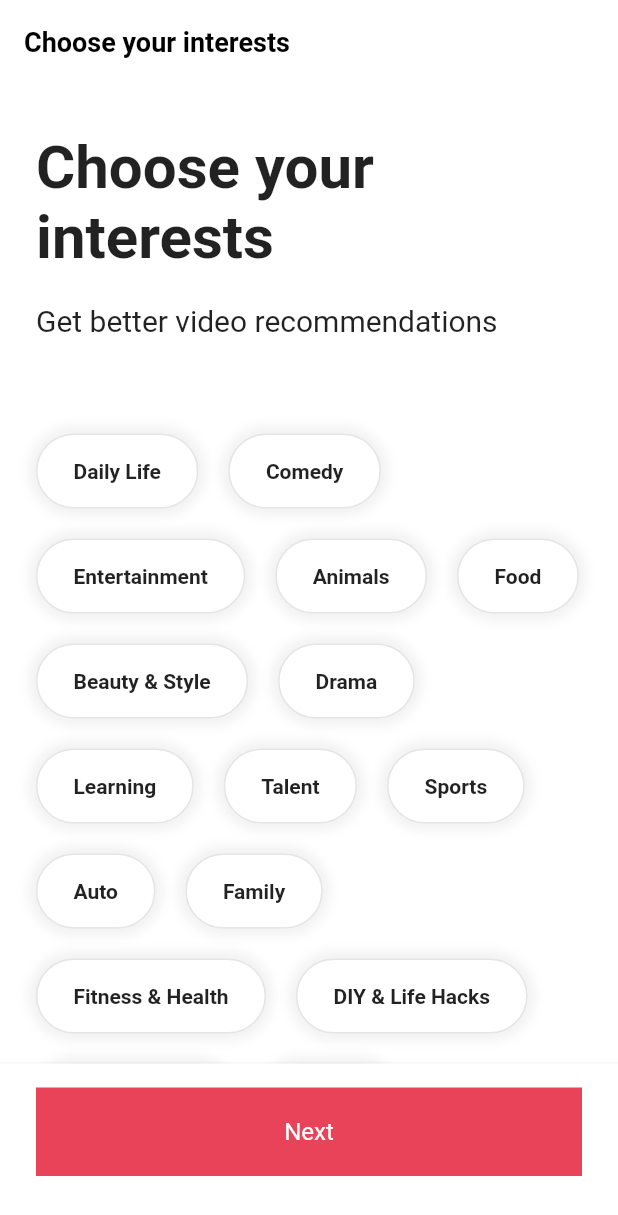
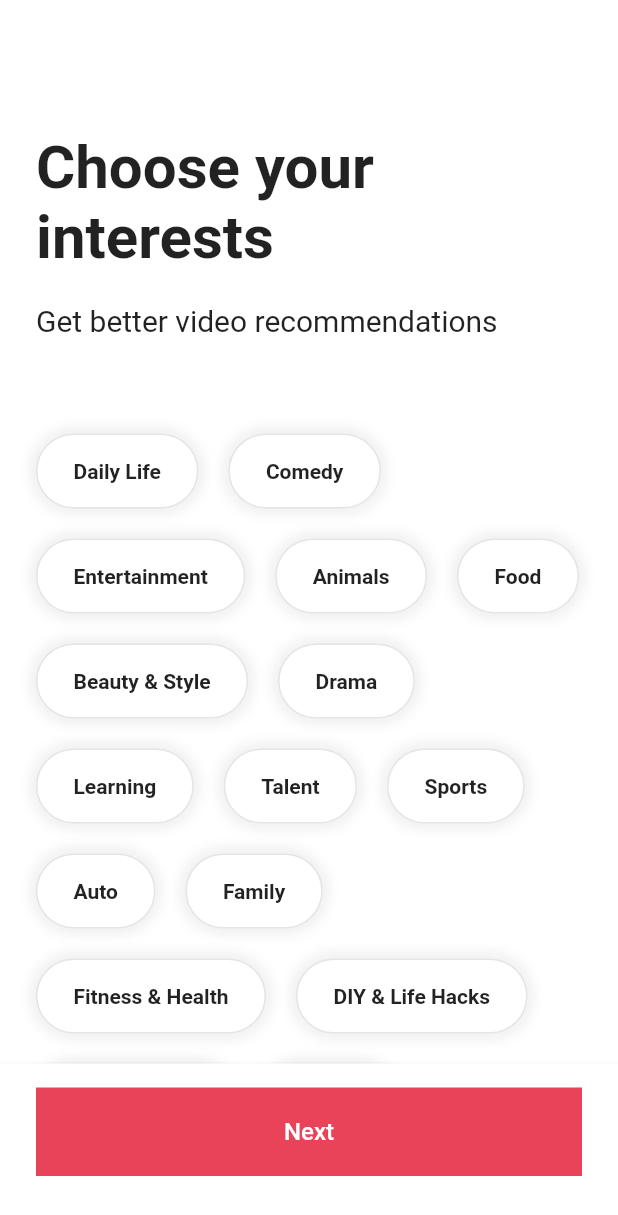
Before and after one commit to hanjh363/flutter-tiktok, a Flutter app: the screen it shows after launch, on a phone screen of 412 x 824 dp. Shown: the top 1215 px of the screen. Run offline on Flutter 3.47's test engine with Material 2 defaults, Android fonts, the phone set to English and light mode, and no system bars; our stand-ins replace font_awesome_flutter.

```diff
--- a/lib/features/onboarding/interests_screen.dart
+++ b/lib/features/onboarding/interests_screen.dart
@@ -1,6 +1,7 @@
 import 'package:flutter/material.dart';
 import 'package:tiktok/constants/gaps.dart';
 import 'package:tiktok/constants/sizes.dart';
+import 'package:tiktok/features/onboarding/widgets/interest_button.dart';
 
 const interests = [
   "Daily Life",
@@ -43,16 +44,56 @@ const interests = [
   "Home & Garden",
 ];
 
-class InterestsScreen extends StatelessWidget {
+class InterestsScreen extends StatefulWidget {
   const InterestsScreen({super.key});
+
+  @override
+  State<InterestsScreen> createState() => _InterestsScreenState();
+}
+
+class _InterestsScreenState extends State<InterestsScreen> {
+  final ScrollController _scrollController = ScrollController();
+
+  bool _showTitle = false;
+
+  void _onScroll() {
+    if (_scrollController.offset > 110) {
+      if (_showTitle) return;
+      _showTitle = true;
+    } else {
+      _showTitle = false;
+    }
+    setState(() {});
+  }
+
+  @override
+  void initState() {
+    super.initState();
+    _scrollController.addListener(_onScroll);
+  }
+
+  @override
+  void dispose() {
+    _scrollController.dispose();
+    super.dispose();
+  }
 
   @override
   Widget build(BuildContext context) {
     return Scaffold(
       appBar: AppBar(
-        title: const Text('Choose your interests'),
+        title: AnimatedOpacity(
+          opacity: _showTitle ? 1 : 0,
+          duration: const Duration(
+            milliseconds: 300,
           ),
-      body: SingleChildScrollView(
+          child: const Text('Choose your interests'),
+        ),
+      ),
+      body: Scrollbar(
+        controller: _scrollController,
+        child: SingleChildScrollView(
+          controller: _scrollController,
           child: Padding(
             padding: const EdgeInsets.only(
               left: Sizes.size24,
@@ -83,37 +124,11 @@ class InterestsScreen extends StatelessWidget {
                   spacing: 20,
                   children: [
                     for (var interest in interests)
-                    Container(
-                      padding: const EdgeInsets.symmetric(
-                        vertical: Sizes.size16,
-                        horizontal: Sizes.size24,
-                      ),
-                      decoration: BoxDecoration(
-                        color: Colors.white,
-                        borderRadius: BorderRadius.circular(
-                          Sizes.size32,
-                        ),
-                        border: Border.all(
-                          color: Colors.black.withOpacity(0.1),
-                        ),
-                        boxShadow: [
-                          BoxShadow(
-                            color: Colors.black.withOpacity(0.05),
-                            blurRadius: 5,
-                            spreadRadius: 5,
+                      InterestButton(interest: interest)
+                  ],
                 ),
               ],
             ),
-                      child: Text(
-                        interest,
-                        style: const TextStyle(
-                          fontWeight: FontWeight.bold,
-                        ),
-                      ),
-                    )
-                ],
-              ),
-            ],
           ),
         ),
       ),
@@ -126,6 +141,13 @@ class InterestsScreen extends StatelessWidget {
             left: Sizes.size24,
             right: Sizes.size24,
           ),
+          // child: CupertinoButton(
+          //   onPressed: () {},
+          //   color: Theme.of(context).primaryColor,
+          //   child: const Text(
+          //     'Next',
+          //   ),
+          // ),
           child: Container(
             padding: const EdgeInsets.symmetric(
               vertical: Sizes.size20,
@@ -138,11 +160,13 @@ class InterestsScreen extends StatelessWidget {
               textAlign: TextAlign.center,
               style: TextStyle(
                 color: Colors.white,
+                fontWeight: FontWeight.w500,
                 fontSize: Sizes.size16,
               ),
             ),
           ),
-          )),
+        ),
+      ),
     );
   }
 }
--- /dev/null
+++ b/lib/features/onboarding/widgets/interest_button.dart
@@ -0,0 +1,68 @@
+import 'package:flutter/material.dart';
+import 'package:tiktok/constants/sizes.dart';
+
+class InterestButton extends StatefulWidget {
+  const InterestButton({
+    Key? key,
+    required this.interest,
+  }) : super(key: key);
+
+  final String interest;
+
+  @override
+  State<InterestButton> createState() => _InterestButtonState();
+}
+
+class _InterestButtonState extends State<InterestButton> {
+  bool _isSelected = false;
+
+  void _onTap() {
+    setState(() {
+      _isSelected = !_isSelected;
+    });
+  }
+
+  @override
+  Widget build(BuildContext context) {
+    return GestureDetector(
+      onTap: _onTap,
+      child: AnimatedContainer(
+        duration: const Duration(
+          milliseconds: 300,
+        ),
+        padding: const EdgeInsets.symmetric(
+          vertical: Sizes.size16,
+          horizontal: Sizes.size24,
+        ),
+        decoration: BoxDecoration(
+          color: _isSelected ? Theme.of(context).primaryColor : Colors.white,
+          borderRadius: BorderRadius.circular(
+            Sizes.size32,
+          ),
+          border: Border.all(
+            color: Colors.black.withOpacity(0.1),
+          ),
+          boxShadow: [
+            BoxShadow(
+              color: Colors.black.withOpacity(0.05),
+              blurRadius: 5,
+              spreadRadius: 5,
+            ),
+          ],
+        ),
+        child: AnimatedDefaultTextStyle(
+          duration: const Duration(
+            milliseconds: 300,
+          ),
+          style: TextStyle(
+            fontWeight: FontWeight.bold,
+            color: _isSelected ? Colors.white : Colors.black87,
+          ),
+          child: Text(
+            widget.interest,
+          ),
+        ),
+      ),
+    );
+  }
+}
```
Lines whose indentation alone changed are shown as unchanged.
